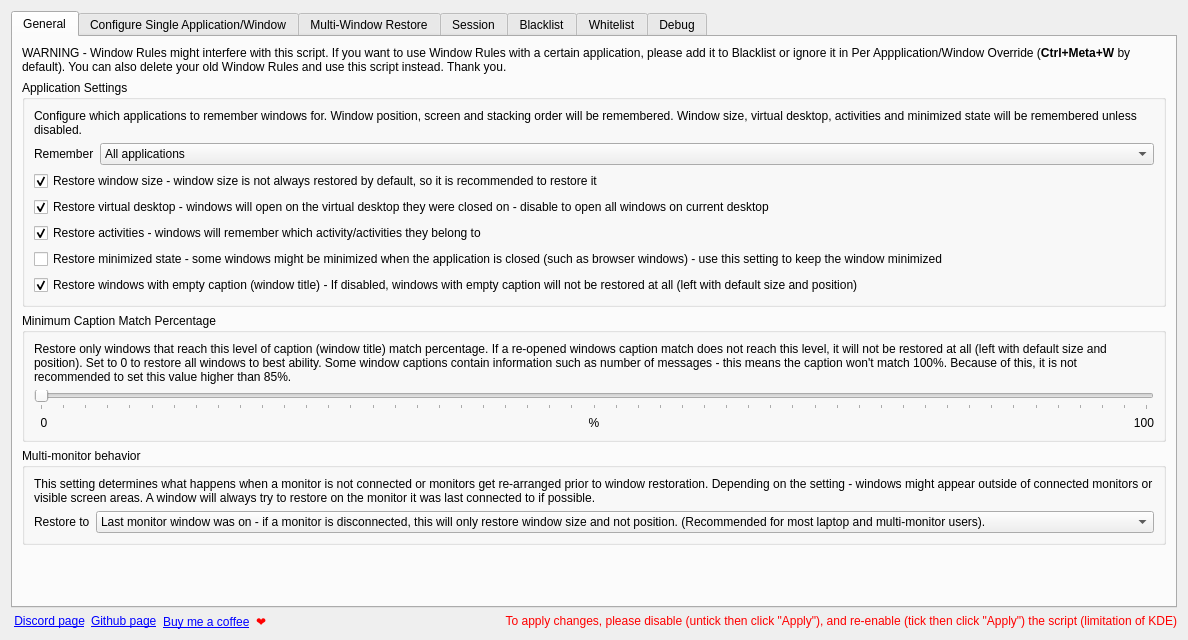
rxappdev/RememberWindowPositions, file src/contents/ui/config.ui: the form before one commit.
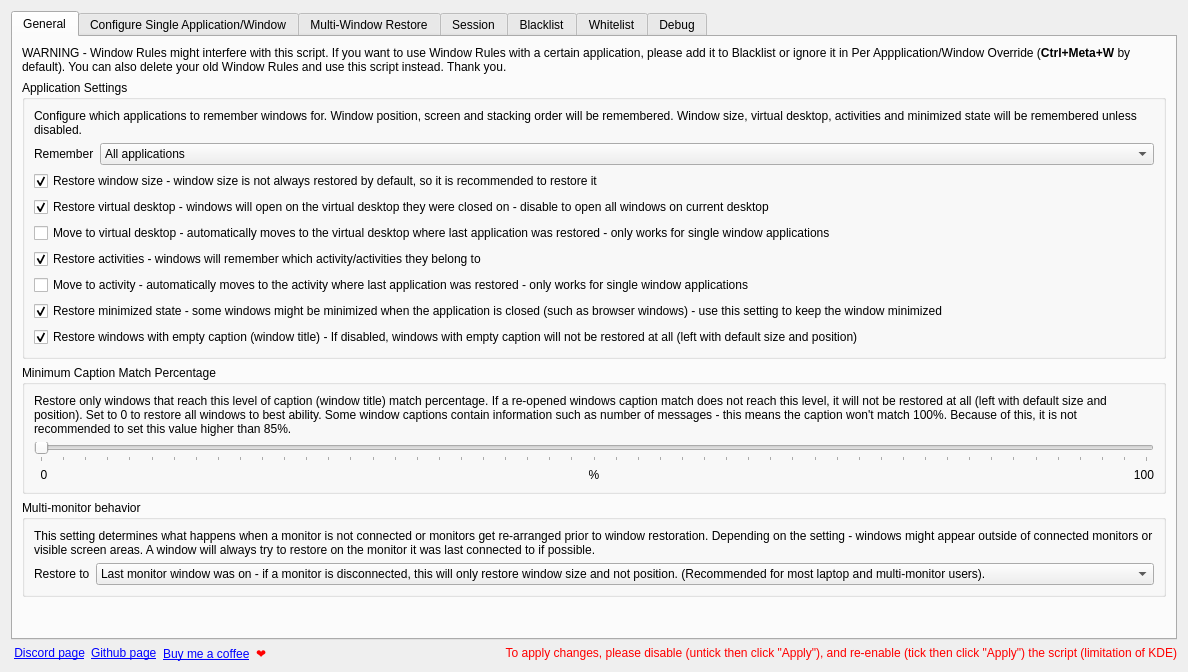
The form after the commit. Icons and pictures are not drawn.

Commit message: Added settings to allow jumping to virtual desktop/activity of restored single window application Also decreased default session login multiplier from 3x to 2x

```diff
--- a/src/contents/ui/config.ui
+++ b/src/contents/ui/config.ui
@@ -7,7 +7,7 @@
     <x>0</x>
     <y>0</y>
     <width>1188</width>
-    <height>640</height>
+    <height>672</height>
    </rect>
   </property>
   <layout class="QVBoxLayout" name="verticalLayout">
@@ -124,6 +124,16 @@
             </property>
            </widget>
           </item>
+          <item>
+           <widget class="QCheckBox" name="kcfg_moveVirtualDesktop">
+            <property name="text">
+             <string>Move to virtual desktop - automatically moves to the virtual desktop where last application was restored - only works for single window applications</string>
+            </property>
+            <property name="checked">
+             <bool>false</bool>
+            </property>
+           </widget>
+          </item>
           <item>
            <widget class="QCheckBox" name="kcfg_restoreActivities">
             <property name="text">
@@ -134,11 +144,24 @@
             </property>
            </widget>
           </item>
+          <item>
+           <widget class="QCheckBox" name="kcfg_moveActivity">
+            <property name="text">
+             <string>Move to activity - automatically moves to the activity where last application was restored - only works for single window applications</string>
+            </property>
+            <property name="checked">
+             <bool>false</bool>
+            </property>
+           </widget>
+          </item>
           <item>
            <widget class="QCheckBox" name="kcfg_restoreMinimized">
             <property name="text">
              <string>Restore minimized state - some windows might be minimized when the application is closed (such as browser windows) - use this setting to keep the window minimized</string>
             </property>
+            <property name="checked">
+             <bool>true</bool>
+            </property>
            </widget>
           </item>
           <item>
```
The commit also changes 3 other files.
